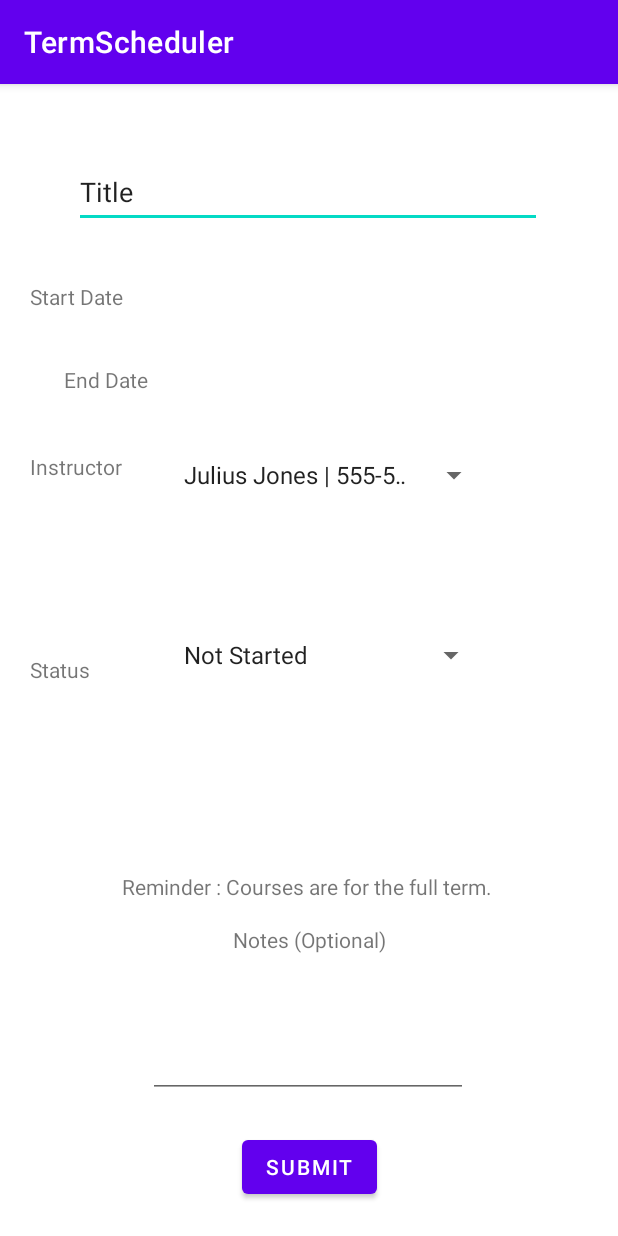
After one commit to kevinsherrell/Term-Scheduler, an Android app: the CourseAdd screen opened directly, with no data from a screen before it, on a phone screen of 412 x 824 dp. The commit adds this screen. Run offline under Robolectric (Android 15) with nearby library versions, the phone set to English and light mode, and no system bars.

Commit message:
spinner information added

```diff
--- a/app/src/main/AndroidManifest.xml
+++ b/app/src/main/AndroidManifest.xml
@@ -13,7 +13,7 @@
             android:name=".UI.Course.CourseDetail"
             android:exported="false" />
         <activity
-            android:name=".UI.Term.TermAdd"
+            android:name=".UI.Term.CourseAdd"
             android:exported="false" />
         <activity
             android:name=".UI.Term.TermDetail"
--- /dev/null
+++ b/app/src/main/java/com/c196/TermScheduler/UI/Term/CourseAdd.java
@@ -0,0 +1,88 @@
+package com.c196.TermScheduler.UI.Term;
+
+import androidx.appcompat.app.AppCompatActivity;
+import androidx.lifecycle.ViewModelProvider;
+
+import android.os.Bundle;
+import android.widget.ArrayAdapter;
+import android.widget.Button;
+import android.widget.EditText;
+import android.widget.Spinner;
+import android.widget.TextView;
+
+import com.c196.TermScheduler.Model.Course;
+import com.c196.TermScheduler.Model.CourseViewModel;
+import com.c196.TermScheduler.R;
+
+public class CourseAdd extends AppCompatActivity {
+    public EditText titleInput;
+    public Spinner statusBox;
+    public Spinner instructorBox;
+    public TextView startDate;
+    public TextView endDate;
+    public Button submitButton;
+    public EditText noteInput;
+
+    public String termId;
+    public String termTitle;
+    public String termStart;
+    public String termEnd;
+
+    public CourseViewModel model;
+
+    @Override
+    protected void onCreate(Bundle savedInstanceState) {
+        super.onCreate(savedInstanceState);
+        setContentView(R.layout.activity_course_add);
+        getIncomingIntent();
+
+
+    }
+
+    public void getIncomingIntent() {
+        termId = getIntent().getStringExtra("id");
+        termTitle = getIntent().getStringExtra("title");
+        termStart = getIntent().getStringExtra("start");
+        termEnd = getIntent().getStringExtra("end");
+
+        titleInput = findViewById(R.id.titleInput);
+        noteInput = findViewById(R.id.noteInput);
+        statusBox = findViewById(R.id.statusBox);
+        instructorBox = findViewById(R.id.instructorBox);
+        submitButton = findViewById(R.id.submitButton);
+        startDate = findViewById(R.id.startDate);
+        endDate = findViewById(R.id.endDate);
+
+        startDate.setText(termStart);
+        endDate.setText(termEnd);
+
+        ArrayAdapter<CharSequence> instructorAdapter = ArrayAdapter.createFromResource(this,
+                R.array.instructor_array, android.R.layout.simple_spinner_item );
+        instructorAdapter.setDropDownViewResource(android.R.layout.simple_spinner_dropdown_item);
+        instructorBox.setAdapter(instructorAdapter);
+
+        ArrayAdapter<CharSequence> statusAdapter = ArrayAdapter.createFromResource(this,
+                R.array.status_array, android.R.layout.simple_spinner_item );
+        instructorAdapter.setDropDownViewResource(android.R.layout.simple_spinner_dropdown_item);
+        statusBox.setAdapter(statusAdapter);
+
+    }
+
+    public void saveCourse() {
+        model = new ViewModelProvider.AndroidViewModelFactory(CourseAdd.this.getApplication()).create(CourseViewModel.class);
+        String instructor = instructorBox.getSelectedItem().toString();
+        String status = statusBox.getSelectedItem().toString();
+        String title = titleInput.getText().toString();
+        String note;
+        //term id
+        int id = Integer.parseInt(termId);
+        if (noteInput.getText() == null || noteInput.getText().toString().isEmpty()) {
+            note = "none";
+        } else {
+            note = noteInput.getText().toString();
+        }
+        Course course = new Course(instructor, note, title, status, id);
+        model.insert(course);
+
+    }
+}
--- a/app/src/main/java/com/c196/TermScheduler/UI/Term/TermDetail.java
+++ b/app/src/main/java/com/c196/TermScheduler/UI/Term/TermDetail.java
@@ -25,12 +25,14 @@ public class TermDetail extends AppCompatActivity {
 
         Button addCourse = findViewById(R.id.addCourse);
         addCourse.setOnClickListener(view -> {
-            Intent intent = new Intent(this.getApplicationContext(), TermAdd.class);
+            Intent intent = new Intent(this.getApplicationContext(), CourseAdd.class);
             intent.putExtra("id", id);
             intent.putExtra("title", title);
             intent.putExtra("start", start);
             intent.putExtra("end", end);
             startActivity(intent);
+
+            // look into startactivityforresult -----
         });
     }
 
--- a/app/src/main/res/layout/activity_term_add.xml
+++ b/app/src/main/res/layout/activity_course_add.xml
@@ -4,7 +4,7 @@
     xmlns:tools="http://schemas.android.com/tools"
     android:layout_width="match_parent"
     android:layout_height="match_parent"
-    tools:context=".UI.Term.TermAdd">
+    tools:context=".UI.Term.CourseAdd">
 
     <EditText
         android:id="@+id/titleInput"
--- /dev/null
+++ b/app/src/main/res/values/array.xml
@@ -0,0 +1,19 @@
+<?xml version="1.0" encoding="utf-8"?>
+<resources>
+    <string-array name="instructor_array">
+        <item>Julius Jones | 555-555-5555 | mrjones@email.com</item>
+        <item>Ronald McDonald | 555-566-5555 | rmac@email.com</item>
+        <item>Rando Mando | 555-577-5555 | rman@email.com</item>
+        <item>Janet Jackson | 555-588-5555 | jj@email.com</item>
+        <item>Jeniffer Lawrence | 555-599-5555 | jl@gmail.com</item>
+    </string-array>
+    <string-array name="type_array">
+        <item>OA - Objective Assessment</item>
+        <item>PA - Performance Assessment</item>
+    </string-array>
+    <string-array name="status_array">
+        <item>Not Started</item>
+        <item>In Progress</item>
+        <item>Completed</item>
+    </string-array>
+</resources>
--- a/app/src/main/res/values/strings.xml
+++ b/app/src/main/res/values/strings.xml
@@ -4,4 +4,5 @@
     <string name="hint_word">Word...</string>
     <string name="button_save">Save</string>
     <string name="empty_not_saved">Word not saved because it is empty.</string>
+
 </resources>
```
Also changed, not shown: app/src/main/java/com/c196/TermScheduler/Model/CourseViewModel.java (added, +43 -0 lines), app/src/main/java/com/c196/TermScheduler/UI/Term/TermAdd.java (deleted, +0 -50 lines).
